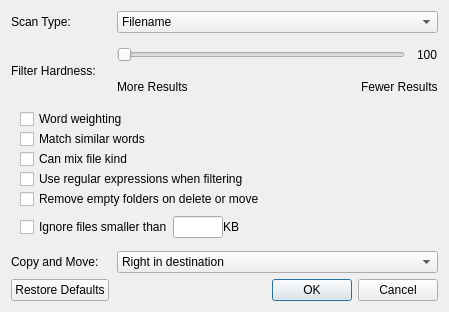
Above: qt/se/preferences_dialog.ui from arsenetar/dupeguru before the change. Below: the same form after it.
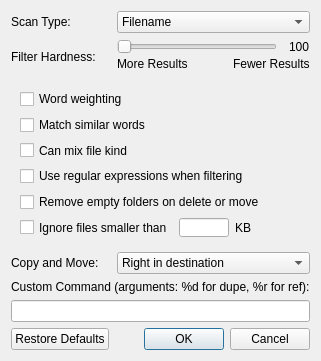
That is the form after the change.

Commit message: [#12] Added the Custom Command preference on the Qt side.

Patch:
```diff
--- a/qt/se/preferences_dialog.ui
+++ b/qt/se/preferences_dialog.ui
@@ -6,8 +6,8 @@
    <rect>
     <x>0</x>
     <y>0</y>
-    <width>449</width>
-    <height>312</height>
+    <width>308</width>
+    <height>361</height>
    </rect>
   </property>
   <property name="windowTitle">
@@ -19,9 +19,9 @@
   <property name="modal">
    <bool>true</bool>
   </property>
-  <layout class="QVBoxLayout" name="verticalLayout" stretch="1,0">
+  <layout class="QVBoxLayout" name="verticalLayout_2">
    <item>
-    <layout class="QVBoxLayout" name="verticalLayout_2" stretch="0,0,0,1">
+    <layout class="QVBoxLayout" name="verticalLayout">
      <item>
       <layout class="QHBoxLayout" name="horizontalLayout">
        <item>
@@ -174,15 +174,6 @@
         </size>
        </property>
        <layout class="QVBoxLayout" name="verticalLayout_4">
-        <property name="spacing">
-         <number>0</number>
-        </property>
-        <property name="topMargin">
-         <number>0</number>
-        </property>
-        <property name="bottomMargin">
-         <number>0</number>
-        </property>
         <item>
          <widget class="QCheckBox" name="wordWeightingBox">
           <property name="text">
@@ -220,9 +211,6 @@
         </item>
         <item>
          <layout class="QHBoxLayout" name="horizontalLayout_2">
-          <property name="spacing">
-           <number>0</number>
-          </property>
           <item>
            <widget class="QCheckBox" name="ignoreSmallFilesBox">
             <property name="text">
@@ -319,6 +307,16 @@
        </item>
       </layout>
      </item>
+     <item>
+      <widget class="QLabel" name="label_7">
+       <property name="text">
+        <string>Custom Command (arguments: %d for dupe, %r for ref):</string>
+       </property>
+      </widget>
+     </item>
+     <item>
+      <widget class="QLineEdit" name="customCommandEdit"/>
+     </item>
     </layout>
    </item>
    <item>
```
The commit also changes 6 other files.
